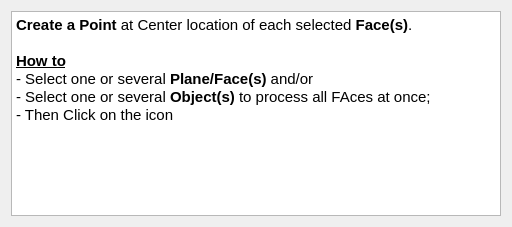
Qt form Resources/Ui/WF_UI_centerFacePoint.ui (Rentlau/WorkFeature-WB) before a commit.
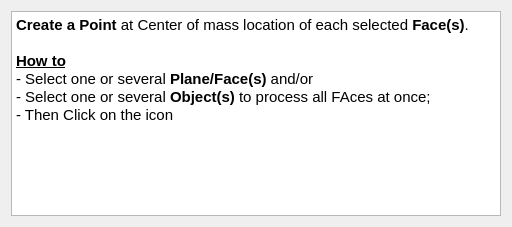
The same form after that commit.

Commit message: Py3 compatible, Add linePointPlane function

The edit to the form file:
```diff
--- a/Resources/Ui/WF_UI_centerFacePoint.ui
+++ b/Resources/Ui/WF_UI_centerFacePoint.ui
@@ -21,7 +21,7 @@
 &lt;html&gt;&lt;head&gt;&lt;meta name=&quot;qrichtext&quot; content=&quot;1&quot; /&gt;&lt;style type=&quot;text/css&quot;&gt;
 p, li { white-space: pre-wrap; }
 &lt;/style&gt;&lt;/head&gt;&lt;body style=&quot; font-family:'Ubuntu'; font-size:11pt; font-weight:400; font-style:normal;&quot;&gt;
-&lt;p style=&quot; margin-top:0px; margin-bottom:0px; margin-left:0px; margin-right:0px; -qt-block-indent:0; text-indent:0px;&quot;&gt;&lt;span style=&quot; font-weight:600;&quot;&gt;Create a Point&lt;/span&gt; at Center location of each selected &lt;span style=&quot; font-weight:600;&quot;&gt;Face(s)&lt;/span&gt;.&lt;/p&gt;
+&lt;p style=&quot; margin-top:0px; margin-bottom:0px; margin-left:0px; margin-right:0px; -qt-block-indent:0; text-indent:0px;&quot;&gt;&lt;span style=&quot; font-weight:600;&quot;&gt;Create a Point&lt;/span&gt; at Center of mass location of each selected &lt;span style=&quot; font-weight:600;&quot;&gt;Face(s)&lt;/span&gt;.&lt;/p&gt;
 &lt;p style=&quot;-qt-paragraph-type:empty; margin-top:0px; margin-bottom:0px; margin-left:0px; margin-right:0px; -qt-block-indent:0; text-indent:0px;&quot;&gt;&lt;br /&gt;&lt;/p&gt;
 &lt;p style=&quot; margin-top:0px; margin-bottom:0px; margin-left:0px; margin-right:0px; -qt-block-indent:0; text-indent:0px;&quot;&gt;&lt;span style=&quot; font-weight:600; text-decoration: underline;&quot;&gt;How to&lt;/span&gt;&lt;/p&gt;
 &lt;p style=&quot; margin-top:0px; margin-bottom:0px; margin-left:0px; margin-right:0px; -qt-block-indent:0; text-indent:0px;&quot;&gt;- Select one or several &lt;span style=&quot; font-weight:600;&quot;&gt;Plane/Face(s)&lt;/span&gt; and/or&lt;/p&gt;
```
The commit also changes 18 other files.
